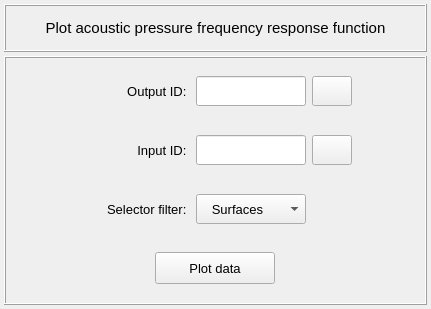
Before: the Qt Designer form vibra/interface/data/ui_files/plots/acoustic/acoustic_pressure_frequency_response_function_inputs.ui in MOPT-UFSC/VIBRA, drawn with Qt 5.
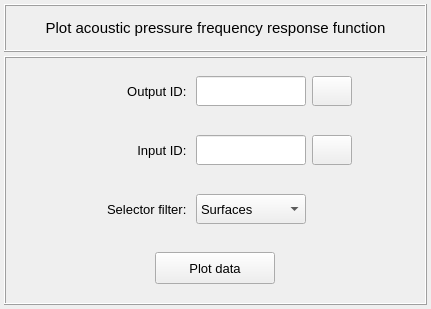
After: the same form once the commit is applied. Icons and pictures are not drawn.

Diff of the .ui file:
```diff
--- a/vibra/interface/data/ui_files/plots/acoustic/acoustic_pressure_frequency_response_function_inputs.ui
+++ b/vibra/interface/data/ui_files/plots/acoustic/acoustic_pressure_frequency_response_function_inputs.ui
@@ -474,7 +474,7 @@
            </property>
            <item>
             <property name="text">
-             <string>   Surfaces</string>
+             <string>Surfaces</string>
             </property>
            </item>
            <item>
```
Left out of the diff: 17 changed lines with no effect on the pictures.
